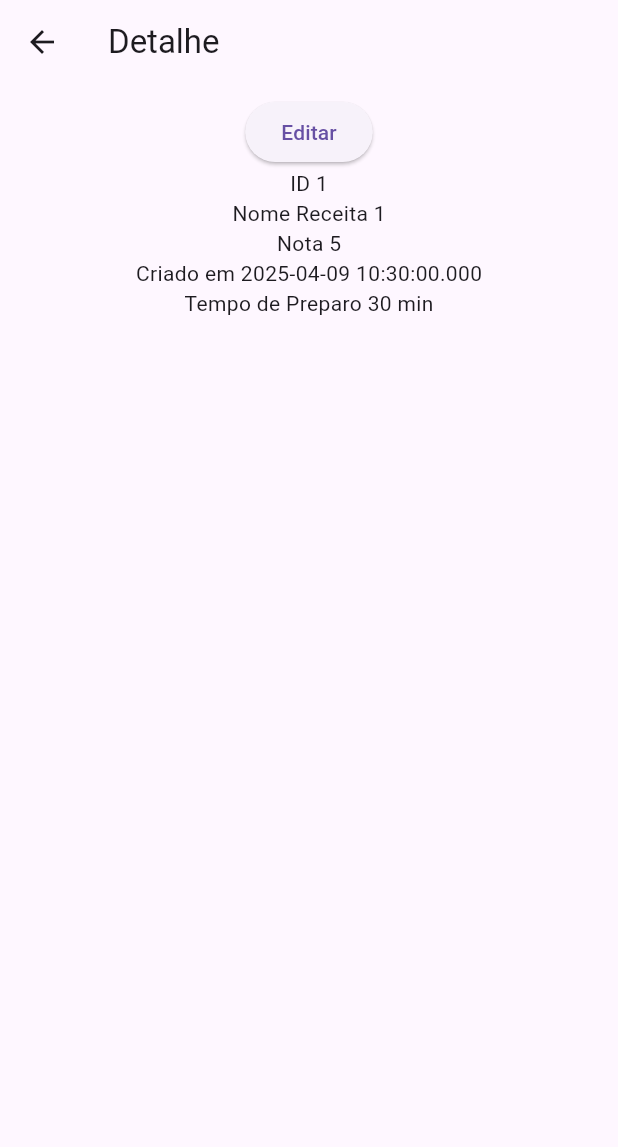
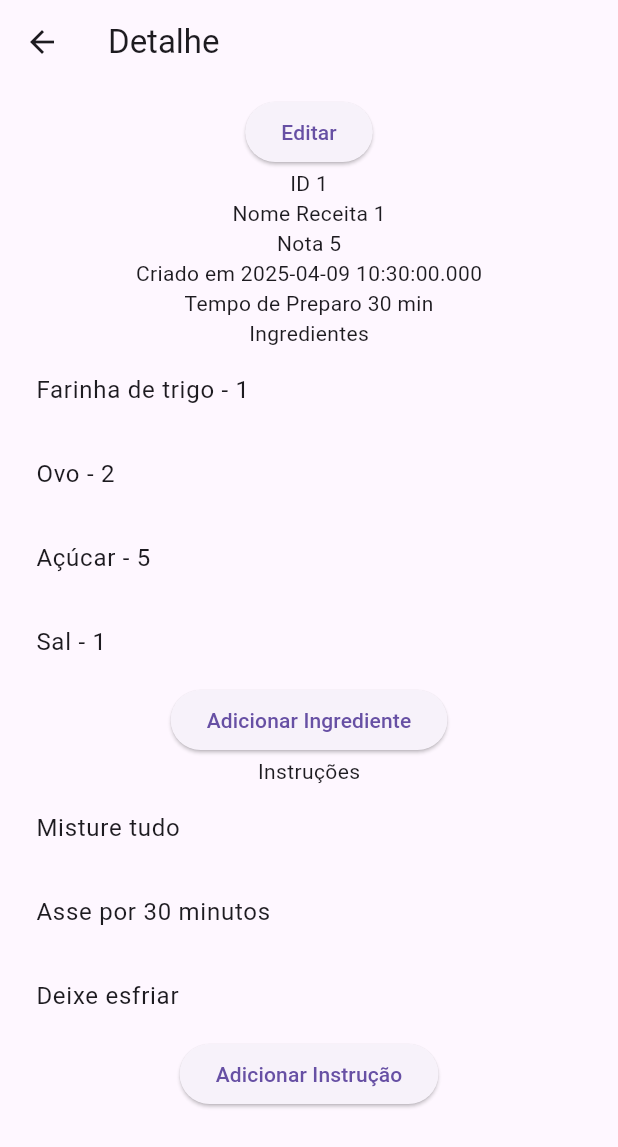
Before and after one commit to RicardoMBregalda/flutter_receitas, a Flutter app: the screen it shows after launch, after a tap on "Receita 1", on a phone screen of 412 x 824 dp. Shown: the top 1147 px of the screen. Run offline on Flutter 3.47's test engine with Material 3 defaults, Android fonts, the phone set to English and light mode, and no system bars; our stand-ins replace sqflite; missing offline and left inert: dart:ffi; accounts and stored records are empty.

Commit message:
add vinculo com incrediente e instrucao edit

```diff
--- a/lib/main.dart
+++ b/lib/main.dart
@@ -1,8 +1,14 @@
 import 'package:flutter/material.dart';
+import 'package:receitas_trabalho_2/models/instrucao.dart';
+import 'package:receitas_trabalho_2/screens/ingrediente_edit.dart';
+import 'package:receitas_trabalho_2/screens/receita_create_screen.dart';
 import 'package:receitas_trabalho_2/screens/receita_edit_screen.dart';
 import 'package:receitas_trabalho_2/screens/receita_list_screen.dart';
 import 'package:receitas_trabalho_2/screens/receita_detalhe_screen.dart';
 import 'package:receitas_trabalho_2/database/database_helper.dart';
+import 'package:receitas_trabalho_2/screens/instrucao_edit.dart.dart';
+import 'package:receitas_trabalho_2/models/ingrediente.dart';
+import 'package:receitas_trabalho_2/models/receita.dart';
 
 void main() {
   runApp(const MainApp());
@@ -16,11 +22,13 @@ class MainApp extends StatelessWidget {
     return MaterialApp(
       home: ReceitaListScreen(),
       routes: {
-        ReceitaListScreen.routeName: (context) =>  ReceitaListScreen(),
+        ReceitaListScreen.routeName: (context) => ReceitaListScreen(),
         ReceitaDetalheScreen.routeName: (context) => ReceitaDetalheScreen(),
         ReceitaEditScreen.routeName: (context) => ReceitaEditScreen(),
+        InstrucaoEditScreen.routeName: (context) => InstrucaoEditScreen(),
+        IngredienteEditScreen.routeName: (context) => IngredienteEditScreen(),
+        ReceitaCreateScreen.routeName: (context) => ReceitaCreateScreen(),
       },
-
-      );
+    );
   }
 }
--- a/lib/screens/ingrediente_edit.dart
+++ b/lib/screens/ingrediente_edit.dart
@@ -0,0 +1,58 @@
+import 'dart:ffi';
+import 'package:flutter/material.dart';
+import 'package:receitas_trabalho_2/models/ingrediente.dart';
+import 'package:receitas_trabalho_2/models/receita.dart';
+
+class IngredienteEditScreen extends StatelessWidget {
+  static const String routeName = '/ingrediente-edit';
+
+  static Route route() {
+    return MaterialPageRoute(
+      settings: const RouteSettings(name: routeName),
+      builder: (_) => const IngredienteEditScreen(),
+    );
+  }
+
+  const IngredienteEditScreen({super.key});
+
+  void onPressed() {
+    // Implementar a lógica de salvar a receita
+    print("Ingrediente salva!");
+  }
+
+  @override
+  Widget build(BuildContext context) {
+    final ingrediente =
+        ModalRoute.of(context)!.settings.arguments as Ingrediente;
+
+    final TextEditingController _controllerNome = TextEditingController();
+    final TextEditingController _controllerQuantidade = TextEditingController();
+
+    _controllerNome.text = ingrediente.nome;
+    _controllerQuantidade.text = ingrediente.quantidade.toString();
+
+    return Scaffold(
+      appBar: AppBar(title: const Text('Editar Instrução')),
+      body: Padding(
+        padding: const EdgeInsets.all(8),
+        child: SingleChildScrollView(
+          child: Form(
+            child: Column(
+              children: [
+                TextFormField(
+                  decoration: const InputDecoration(labelText: 'Instrução'),
+                  controller: _controllerNome,
+                ),
+                TextFormField(
+                  decoration: const InputDecoration(labelText: 'Quantidade'),
+                  controller: _controllerQuantidade,
+                ),
+                ElevatedButton(onPressed: onPressed, child: Text("Salvar")),
+              ],
+            ),
+          ),
+        ),
+      ),
+    );
+  }
+}
--- a/lib/screens/receita_detalhe_screen.dart
+++ b/lib/screens/receita_detalhe_screen.dart
@@ -1,5 +1,9 @@
 import 'package:flutter/material.dart';
+import 'package:receitas_trabalho_2/models/ingrediente.dart';
+import 'package:receitas_trabalho_2/models/instrucao.dart';
 import 'package:receitas_trabalho_2/models/receita.dart';
+import 'package:receitas_trabalho_2/screens/ingrediente_edit.dart';
+import 'package:receitas_trabalho_2/screens/instrucao_edit.dart.dart';
 import 'package:receitas_trabalho_2/screens/receita_edit_screen.dart';
 import '/models/pessoa.dart';
 import '/repositories/pessoa_repository.dart';
@@ -14,8 +18,52 @@ class ReceitaDetalheScreen extends StatelessWidget {
   @override
   Widget build(BuildContext context) {
     final receita = ModalRoute.of(context)!.settings.arguments as Receita;
+    final List<Ingrediente> ingredientes = [
+      Ingrediente(
+        id: "1",
+        nome: "Farinha de trigo",
+        quantidade: 1,
+        idReceita: receita.id,
+      ),
+      Ingrediente(id: "2", nome: "Ovo", quantidade: 2, idReceita: receita.id),
+      Ingrediente(
+        id: "3",
+        nome: "Açúcar",
+        quantidade: 5,
+        idReceita: receita.id,
+      ),
+      Ingrediente(id: "4", nome: "Sal", quantidade: 1, idReceita: receita.id),
+    ];
 
-    onPressed() {
+    final List<Instrucao> instrucoes = [
+      Instrucao(id: "1", instrucao: "Misture tudo", idReceita: receita.id),
+      Instrucao(
+        id: "2",
+        instrucao: "Asse por 30 minutos",
+        idReceita: receita.id,
+      ),
+      Instrucao(id: "3", instrucao: "Deixe esfriar", idReceita: receita.id),
+    ];
+
+    void criarIngrediente() {
+      // Implement your create ingredient functionality here
+      Navigator.pushNamed(
+        context,
+        ReceitaEditScreen.routeName,
+        arguments: receita,
+      );
+    }
+
+    void criarInstrucao() {
+      // Implement your create instruction functionality here
+      Navigator.pushNamed(
+        context,
+        ReceitaEditScreen.routeName,
+        arguments: receita,
+      );
+    }
+
+    void editarReceita() {
       // Implement your edit functionality here
       Navigator.pushNamed(
         context,
@@ -32,12 +80,56 @@ class ReceitaDetalheScreen extends StatelessWidget {
           child: Center(
             child: Column(
               children: [
-                ElevatedButton(onPressed: onPressed, child: Text("Editar")),
+                ElevatedButton(onPressed: editarReceita, child: Text("Editar")),
                 Text('ID ${receita.id}'),
                 Text('Nome ${receita.nome}'),
                 Text('Nota ${receita.nota}'),
                 Text('Criado em ${receita.criadoEm}'),
                 Text('Tempo de Preparo ${receita.tempoPreparo}'),
+                Text('Ingredientes'),
+                ListView.builder(
+                  shrinkWrap: true,
+                  physics: NeverScrollableScrollPhysics(),
+                  itemCount: ingredientes.length,
+                  itemBuilder: (context, index) {
+                    return ListTile(
+                      title: Text(
+                        '${ingredientes[index].nome} - ${ingredientes[index].quantidade}',
+                      ),
+                      onTap:
+                          () => Navigator.pushNamed(
+                            context,
+                            IngredienteEditScreen.routeName,
+                            arguments: ingredientes[index],
+                          ),
+                    );
+                  },
+                ),
+                ElevatedButton(
+                  onPressed: criarIngrediente,
+                  child: Text("Adicionar Ingrediente"),
+                ),
+                Text('Instruções'),
+                ListView.builder(
+                  shrinkWrap: true,
+                  physics: NeverScrollableScrollPhysics(),
+                  itemCount: instrucoes.length,
+                  itemBuilder: (context, index) {
+                    return ListTile(
+                      title: Text(instrucoes[index].instrucao),
+                      onTap:
+                          () => Navigator.pushNamed(
+                            context,
+                            InstrucaoEditScreen.routeName,
+                            arguments: instrucoes[index],
+                          ),
+                    );
+                  },
+                ),
+                ElevatedButton(
+                  onPressed: criarInstrucao,
+                  child: Text("Adicionar Instrução"),
+                ),
               ],
             ),
           ),
--- a/lib/screens/receita_list_screen.dart
+++ b/lib/screens/receita_list_screen.dart
@@ -1,5 +1,6 @@
 import 'package:flutter/material.dart';
 import 'package:receitas_trabalho_2/models/receita.dart';
+import 'package:receitas_trabalho_2/screens/receita_create_screen.dart';
 import 'package:receitas_trabalho_2/screens/receita_detalhe_screen.dart';
 import '/models/pessoa.dart';
 import '/repositories/pessoa_repository.dart';
@@ -84,6 +85,12 @@ class ReceitaListScreen extends StatelessWidget {
           },
         ),
       ),
+      floatingActionButton: FloatingActionButton(
+        onPressed: () async {
+          Navigator.pushNamed(context, ReceitaCreateScreen.routeName);
+        },
+        child: const Icon(Icons.add),
+      ),
     );
   }
 }
```
Also changed, not shown: lib/screens/instrucao_edit.dart.dart (+51 -0 lines), lib/screens/receita_edit_screen.dart (+4 -4 lines), 1 other file.
